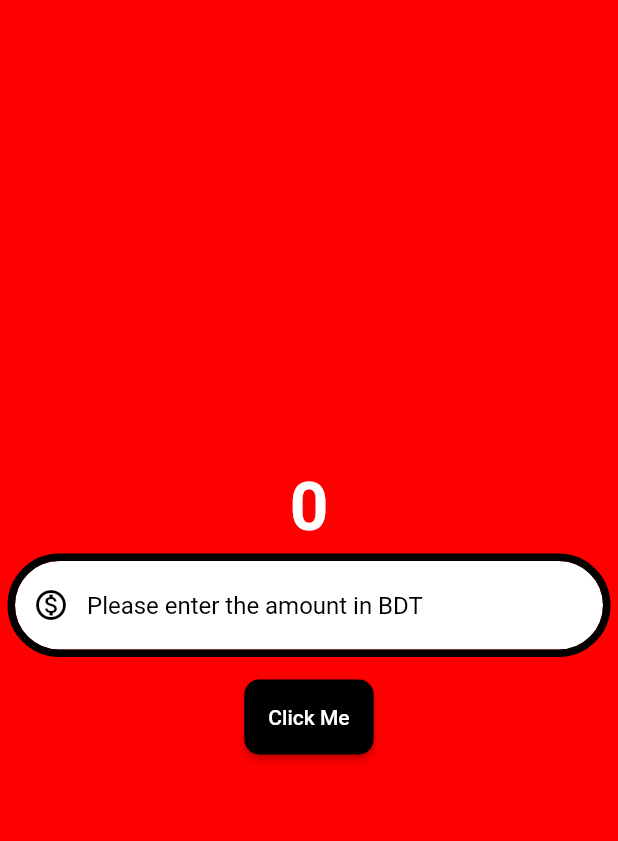
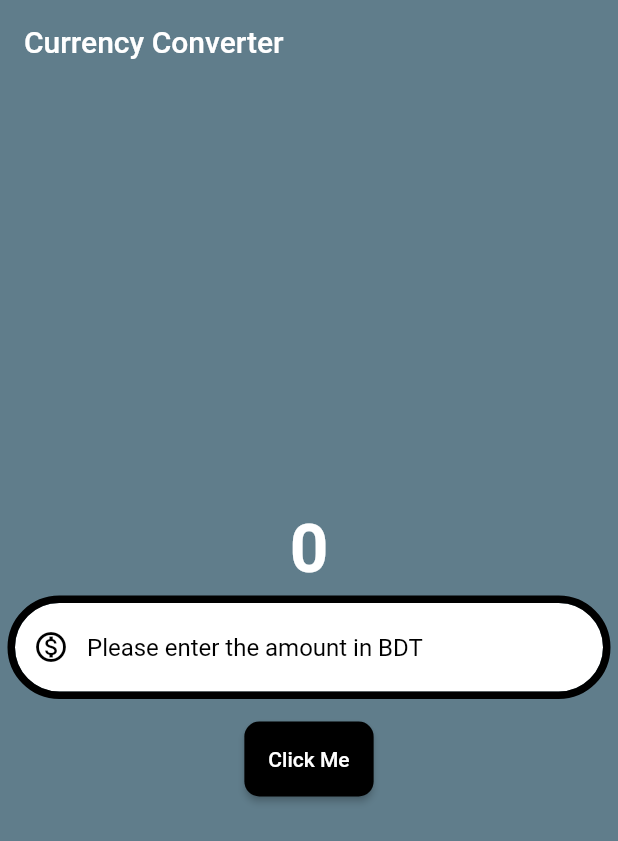
Before and after one commit to naimul-hasan-sabbir/currency_converter, a Flutter app: the screen it shows after launch, on a phone screen of 412 x 824 dp. Shown: the top 841 px of the screen. Run offline on Flutter 3.47's test engine with Material 2 defaults, Android fonts, the phone set to English and light mode, and no system bars.

Commit message:
final update

```diff
--- a/lib/pages/currency_converter_material_page.dart
+++ b/lib/pages/currency_converter_material_page.dart
@@ -15,9 +15,14 @@ class CurrencyConverterMaterialPage extends StatelessWidget {
       borderRadius: BorderRadius.all(Radius.circular(60)),
     );
     return Scaffold(
-        backgroundColor: Color.fromRGBO(0, 0, 0, 1),
-        body: ColoredBox(
-          color: Color.fromRGBO(255, 0, 0, 1),
+        backgroundColor: Colors.blueGrey,
+        appBar: AppBar(
+          backgroundColor: Colors.blueGrey,
+          elevation: 0,
+          title: Text("Currency Converter"),
+        ),
+        body: Center(
+          //color: Color.fromRGBO(255, 0, 0, 1),
           child: Column(
             mainAxisAlignment: MainAxisAlignment.center,
             crossAxisAlignment: CrossAxisAlignment.center,
```
